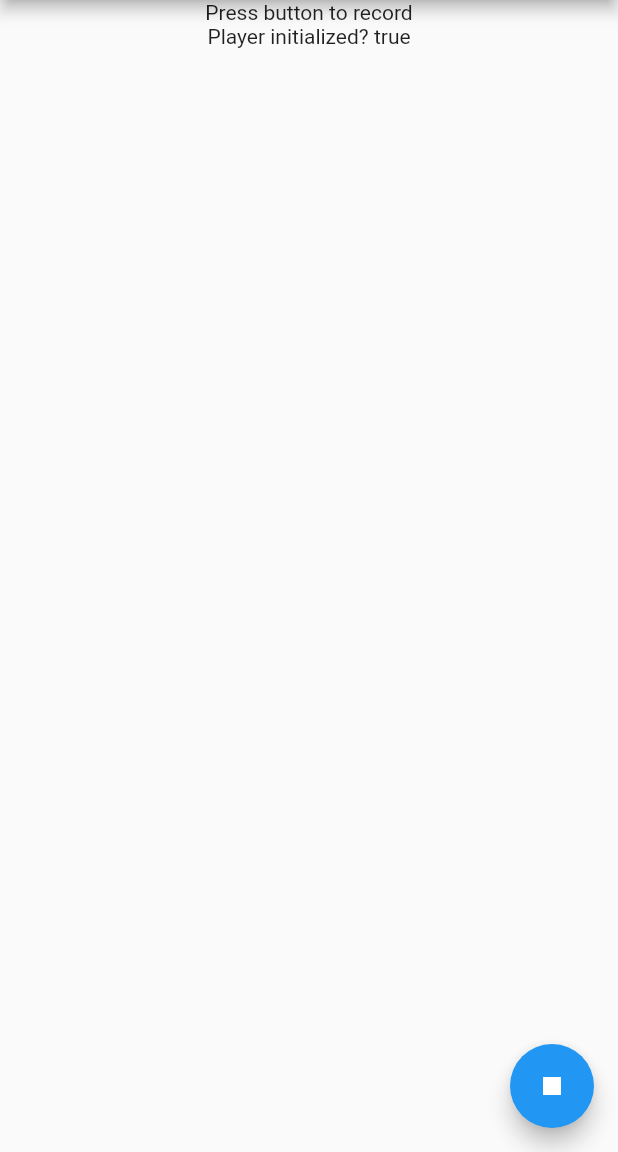
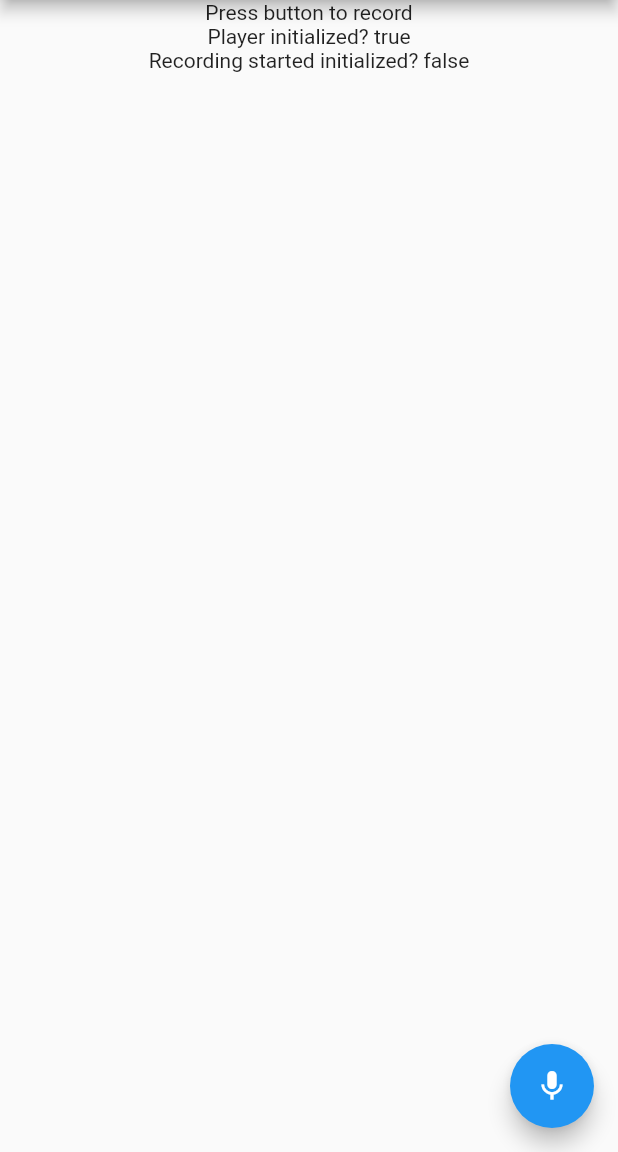
Before and after one commit to jupiterhub/undersnore, a Flutter app: the screen it shows after launch, on a phone screen of 412 x 824 dp, the part 84-1236 px from its top. Run offline on Flutter 3.47's test engine with Material 2 defaults, Android fonts, the phone set to English and light mode, and no system bars; our stand-ins replace permission_handler; missing offline and left inert: flutter_sound, record.

Commit message:
Updated recording state to reflect when recording

```diff
--- a/lib/player/audio_player.dart
+++ b/lib/player/audio_player.dart
@@ -26,6 +26,7 @@ class _AudioPlayerState extends State<AudioPlayer> {
           children: [
             const Text("Press button to record"),
             Text('Player initialized? $_playerInitialized'),
+            Text('Recording started initialized? $_isRecording'),
           ],
         ),
       ),
@@ -33,8 +34,8 @@ class _AudioPlayerState extends State<AudioPlayer> {
         onPressed: _record,
         tooltip: 'Record',
         child: _isRecording
-            ? const Icon(Icons.record_voice_over)
-            : const Icon(Icons.stop),
+            ? const Icon(Icons.stop)
+            : const Icon(Icons.mic),
       ),
     );
   }
@@ -59,8 +60,11 @@ class _AudioPlayerState extends State<AudioPlayer> {
   }
 
   void _record() async {
-    await widget.audioPlayer
-        .record("sample_file.mp4")
-        .then((value) => _isRecording = true);
+    await widget.audioPlayer.record("sample_file.mp4").then((value) => {
+          setState(() {
+            print("----- START RECORDING ---");
+            _isRecording = true;
+          })
+        });
   }
 }
```
